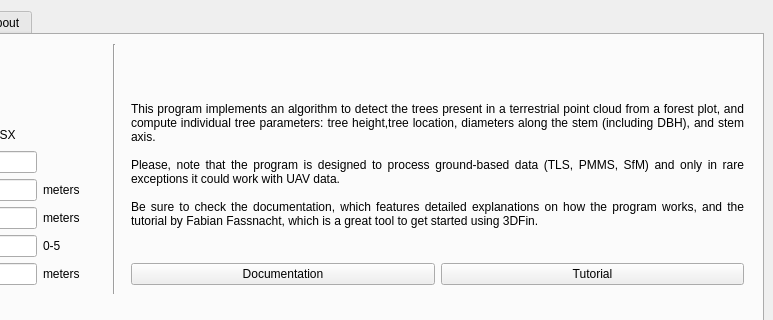
3DFin/3DFin, file qt-files/src/main_window.ui: the form before one commit; both pictures show x 226 to 999 and y 0 to 320 of the 999 by 730 pixel window.
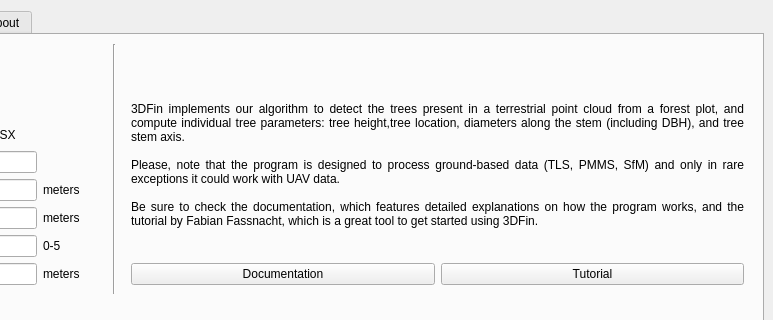
The form after the commit. Icons and pictures are not drawn.

Commit message:
Modified text in basic tab
Small modification to the Main text in the Basic Tab.

```diff
--- a/qt-files/src/main_window.ui
+++ b/qt-files/src/main_window.ui
@@ -174,7 +174,7 @@
               </sizepolicy>
              </property>
              <property name="text">
-              <string>This program implements an algorithm to detect the trees present in a terrestrial point cloud from a forest plot, and compute individual tree parameters: tree height,tree location, diameters along the stem (including DBH), and stem axis. 
+              <string>3DFin implements our algorithm to detect the trees present in a terrestrial point cloud from a forest plot, and compute individual tree parameters: tree height,tree location, diameters along the stem (including DBH), and tree stem axis. 
 
 Please, note that the program is designed to process ground-based data (TLS, PMMS, SfM) and only in rare exceptions it could work with UAV data.              
 
```
